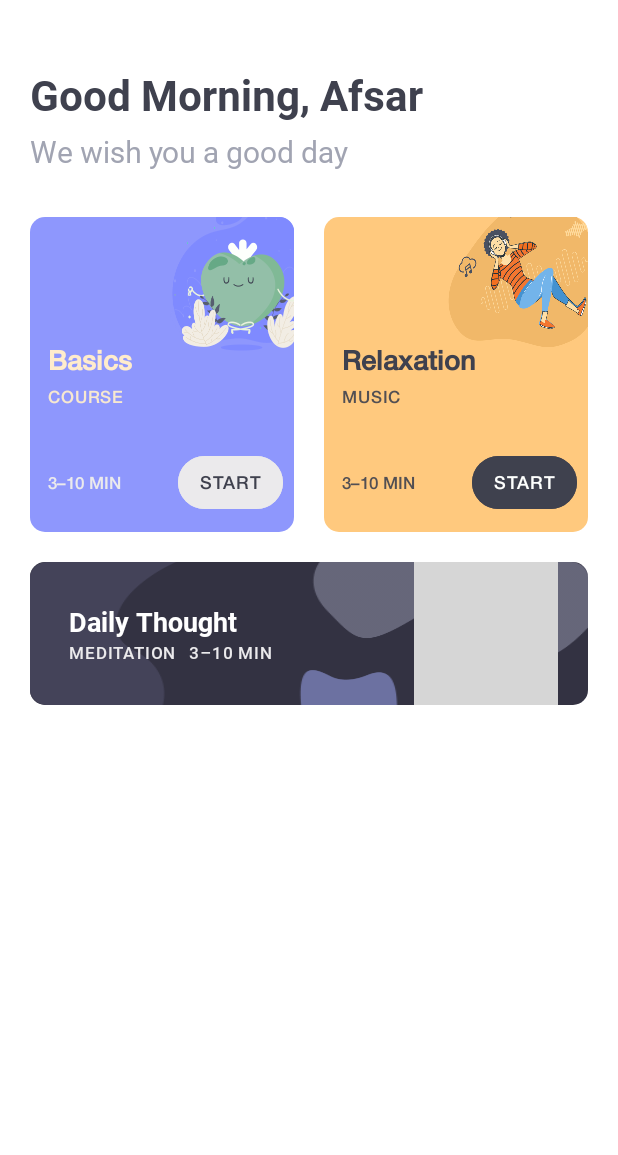
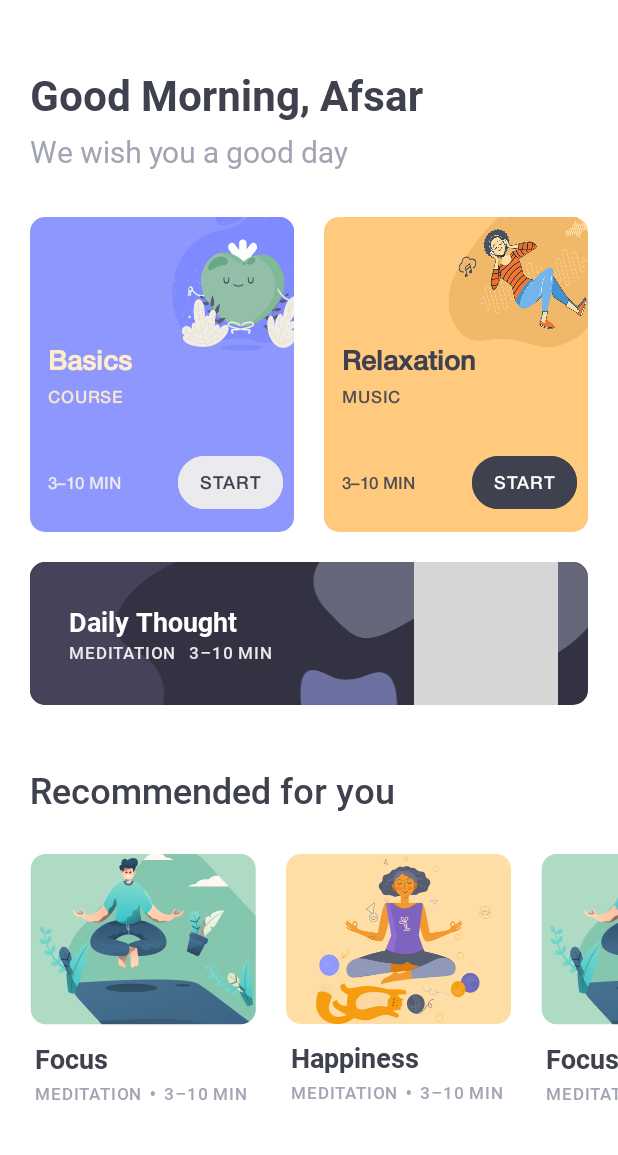
Before and after one commit to Suslanium/SilentMoon, an Android app: the fragment HomeFragment shown on its own in the app's theme, on a phone screen of 412 x 824 dp, the part 81-1236 px from its top. Run offline under Robolectric (Android 15) with nearby library versions, the phone set to English and light mode, and no system bars; grey boxes are pictures that could not be loaded.

Commit message:
Home fragment pt.2

```diff
--- a/app/src/main/java/com/suslanium/silentmoon/HomeFragment.kt
+++ b/app/src/main/java/com/suslanium/silentmoon/home/HomeFragment.kt
@@ -1,4 +1,4 @@
-package com.suslanium.silentmoon
+package com.suslanium.silentmoon.home
 
 import android.os.Bundle
 import androidx.fragment.app.Fragment
@@ -6,6 +6,7 @@ import android.view.LayoutInflater
 import android.view.View
 import android.view.ViewGroup
 import androidx.core.view.ViewCompat
+import androidx.recyclerview.widget.LinearLayoutManager
 import com.suslanium.silentmoon.databinding.FragmentHomeBinding
 import com.suslanium.silentmoon.utils.InsetListeners
 
@@ -22,6 +23,13 @@ class HomeFragment : Fragment() {
         ViewCompat.setOnApplyWindowInsetsListener(binding.logoHome, InsetListeners.marginTopListener)
         ViewCompat.setOnApplyWindowInsetsListener(binding.silentLogoHome, InsetListeners.marginTopListener)
         ViewCompat.setOnApplyWindowInsetsListener(binding.moonLogoHome, InsetListeners.marginTopListener)
+        val viewManager = LinearLayoutManager(requireContext(), LinearLayoutManager.HORIZONTAL, false)
+        val viewAdapter = RecommendationsAdapter(Recommendations.recommendationsList, {})
+        binding.recommendationsRecycler.apply {
+            setHasFixedSize(true)
+            layoutManager = viewManager
+            adapter = viewAdapter
+        }
         return binding.root
     }
 }
--- /dev/null
+++ b/app/src/main/java/com/suslanium/silentmoon/home/RecommendationInfo.kt
@@ -0,0 +1,21 @@
+package com.suslanium.silentmoon.home
+
+import androidx.annotation.DrawableRes
+import androidx.annotation.StringRes
+import com.suslanium.silentmoon.R
+
+object Recommendations {
+    val recommendationsList = List(3) {
+        listOf(
+            RecommendationInfo(
+                imageDrawableId = R.drawable.focus_bg, titleId = R.string.focus
+            ), RecommendationInfo(
+                imageDrawableId = R.drawable.happiness_bg, titleId = R.string.happiness
+            )
+        )
+    }.flatten()
+}
+
+data class RecommendationInfo(
+    @DrawableRes val imageDrawableId: Int, @StringRes val titleId: Int
+)
--- /dev/null
+++ b/app/src/main/java/com/suslanium/silentmoon/home/RecommendationsAdapter.kt
@@ -0,0 +1,56 @@
+package com.suslanium.silentmoon.home
+
+import android.content.Context
+import android.view.LayoutInflater
+import android.view.View
+import android.view.ViewGroup
+import androidx.appcompat.content.res.AppCompatResources
+import androidx.recyclerview.widget.RecyclerView
+import com.suslanium.silentmoon.R
+import com.suslanium.silentmoon.databinding.HomeListViewholderBinding
+
+class RecommendationsAdapter(
+    private val recommendations: List<RecommendationInfo>,
+    private val onItemClick: () -> Unit
+) : RecyclerView.Adapter<RecommendationsAdapter.RecommendationViewHolder>() {
+
+    private lateinit var context: Context
+
+    inner class RecommendationViewHolder(view: View) : RecyclerView.ViewHolder(view) {
+        private val binding = HomeListViewholderBinding.bind(view)
+
+        init {
+            binding.root.setOnClickListener {
+                onItemClick()
+            }
+        }
+
+        fun bind(recommendationInfo: RecommendationInfo) = with(binding) {
+            homeHolderImage.setImageDrawable(
+                AppCompatResources.getDrawable(
+                    context, recommendationInfo.imageDrawableId
+                )
+            )
+            homeHolderTitle.setText(recommendationInfo.titleId)
+        }
+
+    }
+
+    override fun onCreateViewHolder(parent: ViewGroup, viewType: Int): RecommendationViewHolder {
+        return RecommendationViewHolder(
+            LayoutInflater.from(parent.context).inflate(R.layout.home_list_viewholder, parent, false)
+        )
+    }
+
+    override fun getItemCount(): Int = recommendations.size
+
+    override fun onBindViewHolder(holder: RecommendationViewHolder, position: Int) {
+        holder.bind(recommendations[position])
+    }
+
+    override fun onAttachedToRecyclerView(recyclerView: RecyclerView) {
+        super.onAttachedToRecyclerView(recyclerView)
+        context = recyclerView.context
+    }
+
+}
--- /dev/null
+++ b/app/src/main/res/drawable/dot.xml
@@ -0,0 +1,9 @@
+<vector xmlns:android="http://schemas.android.com/apk/res/android"
+    android:width="4dp"
+    android:height="3dp"
+    android:viewportWidth="4"
+    android:viewportHeight="3">
+  <path
+      android:pathData="M0.5,1.5a1.3889,1.5 0,1 0,2.7778 0a1.3889,1.5 0,1 0,-2.7778 0z"
+      android:fillColor="#A1A4B2"/>
+</vector>
--- a/app/src/main/res/layout/fragment_bottom_bar_root.xml
+++ b/app/src/main/res/layout/fragment_bottom_bar_root.xml
@@ -13,7 +13,7 @@
         android:layout_width="match_parent"
         android:layout_height="0dp"
         android:layout_weight="1"
-        android:name="com.suslanium.silentmoon.HomeFragment"
+        android:name="com.suslanium.silentmoon.home.HomeFragment"
         tools:layout="@layout/fragment_home">
 
     </androidx.fragment.app.FragmentContainerView>
--- a/app/src/main/res/layout/fragment_home.xml
+++ b/app/src/main/res/layout/fragment_home.xml
@@ -6,7 +6,7 @@
     android:layout_height="match_parent"
     android:background="@color/white"
     android:fillViewport="true"
-    tools:context=".HomeFragment">
+    tools:context=".home.HomeFragment">
 
     <androidx.constraintlayout.widget.ConstraintLayout
         android:layout_width="match_parent"
@@ -227,7 +227,7 @@
             android:backgroundTint="@color/daily_thought_bg"
             app:layout_constraintEnd_toEndOf="parent"
             app:layout_constraintStart_toStartOf="parent"
-            app:layout_constraintTop_toBottomOf="@+id/basics_card" >
+            app:layout_constraintTop_toBottomOf="@id/basics_card" >
 
             <ImageView
                 android:layout_width="match_parent"
@@ -267,5 +267,34 @@
                 android:textSize="11sp" />
         </FrameLayout>
 
+        <TextView
+            android:id="@+id/recommendations_title"
+            android:layout_width="wrap_content"
+            android:layout_height="wrap_content"
+            android:layout_marginStart="@dimen/margin_small"
+            android:layout_marginTop="40dp"
+            android:fontFamily="@font/roboto_medium"
+            android:text="@string/recommended_for_you"
+            android:textColor="@color/primary_text"
+            android:textSize="24sp"
+            app:layout_constraintStart_toStartOf="parent"
+            app:layout_constraintTop_toBottomOf="@id/thought_card" />
+
+        <androidx.recyclerview.widget.RecyclerView
+            android:id="@+id/recommendations_recycler"
+            android:layout_width="match_parent"
+            android:layout_height="wrap_content"
+            android:layout_marginTop="@dimen/margin_small"
+            android:layout_marginBottom="27dp"
+            android:clipToPadding="false"
+            android:orientation="horizontal"
+            android:paddingStart="10dp"
+            android:paddingEnd="10dp"
+            app:layout_constraintBottom_toBottomOf="parent"
+            app:layout_constraintEnd_toEndOf="parent"
+            app:layout_constraintStart_toStartOf="parent"
+            app:layout_constraintTop_toBottomOf="@id/recommendations_title"
+            tools:listitem="@layout/home_list_viewholder" />
+
     </androidx.constraintlayout.widget.ConstraintLayout>
 </androidx.core.widget.NestedScrollView>
--- /dev/null
+++ b/app/src/main/res/layout/home_list_viewholder.xml
@@ -0,0 +1,67 @@
+<?xml version="1.0" encoding="utf-8"?>
+<LinearLayout xmlns:android="http://schemas.android.com/apk/res/android"
+    xmlns:app="http://schemas.android.com/apk/res-auto"
+    android:layout_width="wrap_content"
+    android:layout_height="wrap_content"
+    android:layout_marginStart="10dp"
+    android:layout_marginEnd="10dp"
+    android:orientation="vertical">
+
+    <ImageView
+        android:id="@+id/home_holder_image"
+        android:layout_width="wrap_content"
+        android:layout_height="wrap_content"
+        app:srcCompat="@drawable/focus_bg"
+        android:importantForAccessibility="no" />
+
+    <TextView
+        android:id="@+id/home_holder_title"
+        android:layout_width="match_parent"
+        android:layout_height="wrap_content"
+        android:layout_marginStart="3dp"
+        android:layout_marginTop="10dp"
+        android:fontFamily="@font/roboto_bold"
+        android:lineSpacingExtra="1sp"
+        android:text="@string/focus"
+        android:textColor="@color/primary_text"
+        android:textSize="18sp" />
+
+    <LinearLayout
+        android:layout_width="wrap_content"
+        android:layout_height="wrap_content"
+        android:layout_marginStart="3dp"
+        android:layout_marginTop="3dp"
+        android:orientation="horizontal">
+
+        <TextView
+            android:layout_width="wrap_content"
+            android:layout_height="wrap_content"
+            android:layout_weight="1"
+            android:fontFamily="@font/roboto_medium"
+            android:letterSpacing="0.05"
+            android:lineSpacingExtra="1sp"
+            android:text="@string/meditation"
+            android:textColor="@color/secondary_text"
+            android:textSize="11sp" />
+
+        <ImageView
+            android:layout_width="wrap_content"
+            android:layout_height="wrap_content"
+            android:layout_gravity="center_vertical"
+            android:layout_marginStart="5dp"
+            android:layout_marginEnd="5dp"
+            android:layout_weight="1"
+            app:srcCompat="@drawable/dot"
+            android:importantForAccessibility="no" />
+
+        <TextView
+            android:layout_width="wrap_content"
+            android:layout_height="wrap_content"
+            android:layout_weight="1"
+            android:fontFamily="@font/roboto_medium"
+            android:letterSpacing="0.05"
+            android:text="@string/three_ten_minutes"
+            android:textColor="@color/secondary_text"
+            android:textSize="11sp" />
+    </LinearLayout>
+</LinearLayout>
--- a/app/src/main/res/values/strings.xml
+++ b/app/src/main/res/values/strings.xml
@@ -65,4 +65,7 @@ to Silent Moon?</string>
     <string name="three_ten_minutes">3–10 MIN</string>
     <string name="start">START</string>
     <string name="meditation_three_ten">MEDITATION⠀3–10 MIN</string>
+    <string name="recommended_for_you">Recommended for you</string>
+    <string name="focus">Focus</string>
+    <string name="happiness">Happiness</string>
 </resources>
```
Also changed, not shown: app/src/main/res/drawable-hdpi/focus_bg.png, app/src/main/res/drawable-xhdpi/focus_bg.png, app/src/main/res/drawable-xxhdpi/focus_bg.png, app/src/main/res/drawable-xxxhdpi/focus_bg.png.
